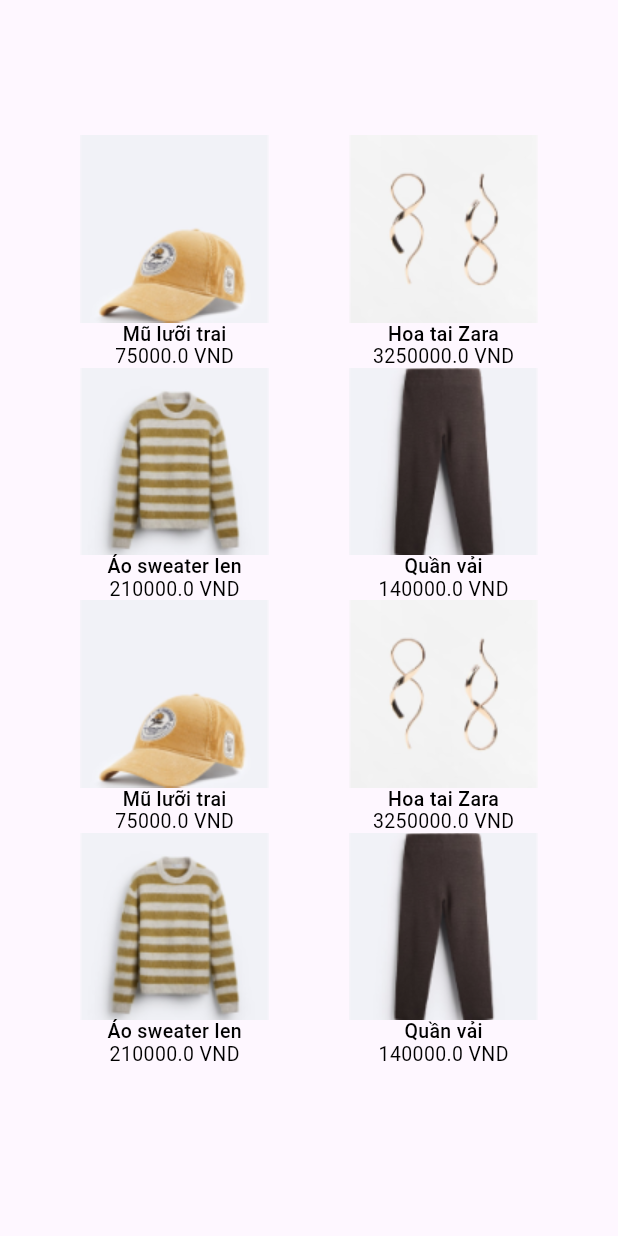
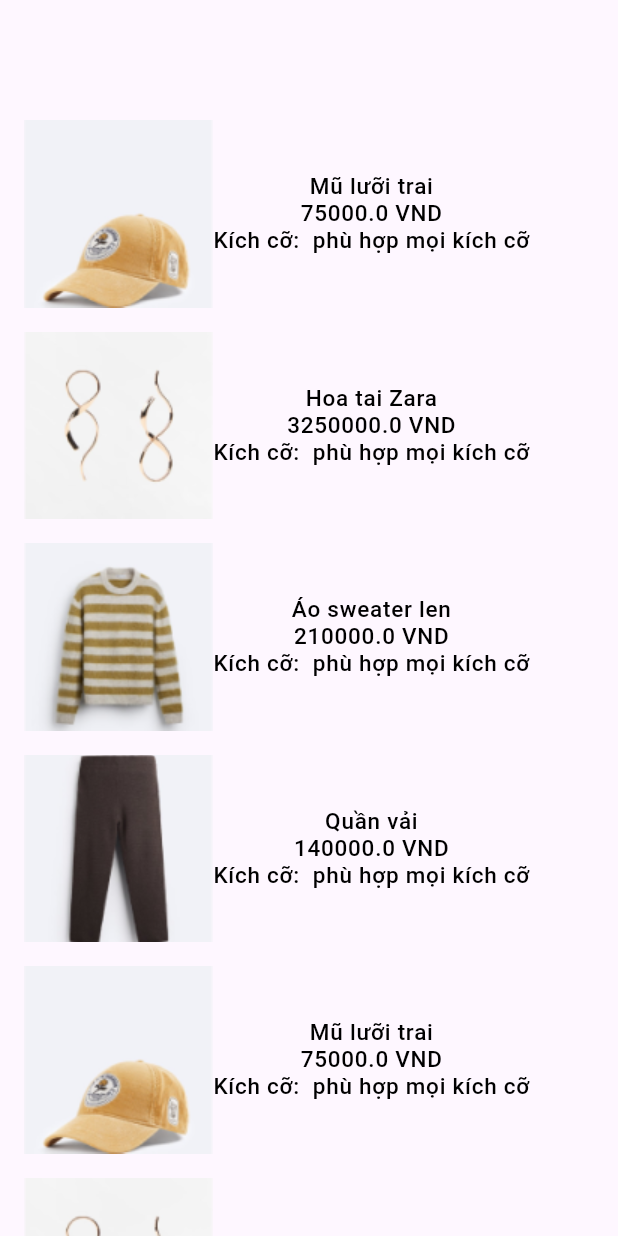
Before and after one commit to QBitGenZ/2fends-mobile, a Flutter app: the screen it shows after launch, on a phone screen of 412 x 824 dp. Run offline on Flutter 3.47's test engine with Material 3 defaults, Android fonts, the phone set to English and light mode, and no system bars; our stand-ins replace font_awesome_flutter, google_fonts.

Commit message:
xong giỏ hàng

```diff
--- a/lib/constants/recomment_product.dart
+++ b/lib/constants/recomment_product.dart
@@ -2,19 +2,20 @@ class RecommentProduct{
     final String imagePath;
     final String productName;
     final double price;
+    final String size;
 
-    RecommentProduct({required this.imagePath, required this.productName, required this.price});
+    RecommentProduct({required this.imagePath, required this.productName, required this.price, required this.size});
 }
 
 List <RecommentProduct> recommentproduct = [
-  RecommentProduct(imagePath: 'assets/images/Rectangle 2493.png', productName: 'Mũ lưỡi trai', price: 75000),
-  RecommentProduct(imagePath: 'assets/images/Rectangle 2494.png', productName: 'Hoa tai Zara', price: 3250000),
-  RecommentProduct(imagePath: 'assets/images/Rectangle 2495.png', productName: 'Áo sweater len', price: 210000),
-  RecommentProduct(imagePath: 'assets/images/Rectangle 2496.png', productName: 'Quần vải', price: 140000),
-  RecommentProduct(imagePath: 'assets/images/Rectangle 2493.png', productName: 'Mũ lưỡi trai', price: 75000),
-  RecommentProduct(imagePath: 'assets/images/Rectangle 2494.png', productName: 'Hoa tai Zara', price: 3250000),
-  RecommentProduct(imagePath: 'assets/images/Rectangle 2495.png', productName: 'Áo sweater len', price: 210000),
-  RecommentProduct(imagePath: 'assets/images/Rectangle 2496.png', productName: 'Quần vải', price: 140000)
+  RecommentProduct(imagePath: 'assets/images/Rectangle 2493.png', productName: 'Mũ lưỡi trai', price: 75000, size: "phù hợp mọi kích cỡ"),
+  RecommentProduct(imagePath: 'assets/images/Rectangle 2494.png', productName: 'Hoa tai Zara', price: 3250000, size: "phù hợp mọi kích cỡ"),
+  RecommentProduct(imagePath: 'assets/images/Rectangle 2495.png', productName: 'Áo sweater len', price: 210000, size: "phù hợp mọi kích cỡ"),
+  RecommentProduct(imagePath: 'assets/images/Rectangle 2496.png', productName: 'Quần vải', price: 140000, size: "phù hợp mọi kích cỡ"),
+  RecommentProduct(imagePath: 'assets/images/Rectangle 2493.png', productName: 'Mũ lưỡi trai', price: 75000, size: "phù hợp mọi kích cỡ"),
+  RecommentProduct(imagePath: 'assets/images/Rectangle 2494.png', productName: 'Hoa tai Zara', price: 3250000, size: "phù hợp mọi kích cỡ"),
+  RecommentProduct(imagePath: 'assets/images/Rectangle 2495.png', productName: 'Áo sweater len', price: 210000, size: "phù hợp mọi kích cỡ"),
+  RecommentProduct(imagePath: 'assets/images/Rectangle 2496.png', productName: 'Quần vải', price: 140000, size: "phù hợp mọi kích cỡ")
 ];
 String formatPrice(double price) {
   return '${price.toString()} VND';
--- /dev/null
+++ b/lib/constants/user_data.dart
@@ -0,0 +1,13 @@
+class UserData {
+  final String imagePath;
+  final String userName;
+
+  UserData({required this.imagePath, required this.userName});
+}
+List <UserData> userdata = [
+  UserData(imagePath: 'assets/images/avatar.png', userName: 'Nhược Nam'),
+  UserData(imagePath: 'assets/images/avatar.png', userName: 'Nhược Nam'),
+  UserData(imagePath: 'assets/images/avatar.png', userName: 'Nhược Nam'),
+  UserData(imagePath: 'assets/images/avatar.png', userName: 'Nhược Nam'),
+  UserData(imagePath: 'assets/images/avatar.png', userName: 'Nhược Nam'),
+];
--- a/lib/main.dart
+++ b/lib/main.dart
@@ -1,10 +1,11 @@
 
+import 'package:fends_mobile/pages/home/cart_page.dart';
 import 'package:fends_mobile/pages/index.dart';
 
 
 import 'package:fends_mobile/pages/home/home_page.dart';
 import 'package:fends_mobile/pages/home/start_page.dart';
-import 'package:fends_mobile/pages/home/index.dart';
+
 import 'package:fends_mobile/sections/recomment_product_section.dart';
 
 import 'package:fends_mobile/widgets/navbar.dart';
@@ -32,7 +33,7 @@ class MyApp extends StatelessWidget {
       ),
       color: Colors.white,
 
-      home: RecommentProductSection(),
+      home: CartPage(),
       debugShowCheckedModeBanner: false,
     );
   }
--- /dev/null
+++ b/lib/pages/home/cart_page.dart
@@ -0,0 +1,134 @@
+import 'package:fends_mobile/constants/recomment_product.dart';
+import 'package:fends_mobile/constants/user_data.dart';
+import 'package:fends_mobile/models/index.dart';
+import 'package:flutter/cupertino.dart';
+import 'package:flutter/material.dart';
+import 'package:flutter/widgets.dart';
+import 'package:google_fonts/google_fonts.dart';
+
+class CartPage extends StatefulWidget {
+  @override
+  State<CartPage> createState() => _CartPageState();
+}
+
+class _CartPageState extends State<CartPage> {
+  late double screenHeight;
+  late double screenWidth;
+
+  @override
+  Widget build(BuildContext context) {
+    screenHeight = MediaQuery
+        .of(context)
+        .size
+        .height;
+    screenWidth = MediaQuery
+        .of(context)
+        .size
+        .width;
+
+    return MaterialApp(
+      debugShowCheckedModeBanner: false,
+      home: Scaffold(
+        body: Container(
+          height: screenHeight+1134,
+          margin: EdgeInsets.only(top: screenHeight * 0.0875),
+          child:
+          ListView(children: recommentproduct.map((e) => list(e)).toList()),
+        ),
+      ),
+    );
+  }
+
+  Widget list(RecommentProduct? recommentproduct) {
+    return Dismissible(
+      key: Key(recommentproduct!.productName),
+      background: Container(
+        color: Colors.green,
+        child: Icon(Icons.add),
+        alignment: Alignment.centerLeft,
+        padding: EdgeInsets.only(left: 20.0),
+      ),
+      secondaryBackground: Container(
+        color: Colors.red,
+        child: Icon(Icons.delete),
+        alignment: Alignment.centerRight,
+        padding: EdgeInsets.only(right: 20.0),
+      ),
+      onDismissed: (direction) {
+        setState(() {
+          recommentproduct = null;
+        });
+        if (direction == DismissDirection.startToEnd) {
+          // Add item back
+          ScaffoldMessenger.of(context).showSnackBar(
+              SnackBar(content: Text(" added"),
+                  duration: Duration(seconds: 1)));
+        } else if (direction == DismissDirection.endToStart) {
+          // Delete item
+          ScaffoldMessenger.of(context).showSnackBar(
+              SnackBar(content: Text("deleted"),
+                  duration: Duration(seconds: 1)));
+        }
+      },
+      child: ListTile(
+        title: Container(
+          child: Row(
+            children: [
+              Image.asset(recommentproduct.imagePath),
+              Container(
+                child: Column(
+                  children: [
+                    Text(
+                      recommentproduct.productName,
+                      style: TextStyle(
+                        color: Colors.black,
+                        fontSize: 15,
+                        fontFamily: 'Roboto',
+                        fontWeight: FontWeight.w500,
+                        height: 0,
+                      ),
+                    ),
+                    Text(
+                      formatPrice(recommentproduct.price),
+                      style: TextStyle(
+                        color: Colors.black,
+                        fontSize: 15,
+                        fontFamily: 'Roboto',
+                        fontWeight: FontWeight.w500,
+                        height: 0,
+                      ),
+                    ),
+                    Text(
+                      'Kích cỡ:  ' + recommentproduct.size,
+                      style: TextStyle(
+                        color: Colors.black,
+                        fontSize: 15,
+                        fontFamily: 'Roboto',
+                        fontWeight: FontWeight.w500,
+                        height: 0,
+                      ),
+                    ),
+                  ],
+                ),
+              )
+            ],
+          ),
+        ),
+      ),
+    );
+  }
+}
+
+// class Product {
+//   final String imagePath;
+//   final String productName;
+//   final String formatPrice;
+//   final String size;
+//
+//   Product(
+//       {Key? key,
+//       required this.imagePath,
+//       required this.productName,
+//       required this.formatPrice,
+//       required this.size});
+// }
--- a/lib/pages/home/intro_page.dart
+++ b/lib/pages/home/intro_page.dart
@@ -1,5 +1,9 @@
 import 'package:flutter/material.dart';
 import 'package:google_fonts/google_fonts.dart';
+
+import '../index.dart';
+
+
 
 class IntroPage extends StatelessWidget {
   late double screenHeight;
@@ -77,7 +81,7 @@ class IntroPage extends StatelessWidget {
       child: ElevatedButton(
         onPressed: () {
           Navigator.of(context).push(
-            MaterialPageRoute(builder: (context) => IntroPage()),
+            MaterialPageRoute(builder: (context) => MainPage()),
           );
         },
         child: Text(
--- a/lib/pages/index.dart
+++ b/lib/pages/index.dart
@@ -5,6 +5,7 @@ import 'package:flutter/material.dart';
 import 'package:flutter/widgets.dart';
 
 import '../constants/navbar.dart';
+import '../sections/recomment_product_section.dart';
 
 class MainPage extends StatefulWidget {
   @override
@@ -40,7 +41,11 @@ class _MainPageState extends State<MainPage> {
             ),
             Positioned(
               top: 0,
-                child: renderSection()
+                child: Column(
+                  children: [
+                    renderSection(),
+                  ],
+                )
             ),
           ],
     ));
--- a/lib/widgets/HorizontalList.dart
+++ b/lib/widgets/HorizontalList.dart
@@ -1,3 +1,5 @@
+import 'package:fends_mobile/pages/index.dart';
+import 'package:fends_mobile/sections/recomment_product_section.dart';
 import 'package:flutter/cupertino.dart';
 import 'package:flutter/material.dart';
 
@@ -33,7 +35,13 @@ class HorizontalList extends StatelessWidget {
                     height: 0,
                   ),
                 ),
-                const InkWell(
+                InkWell(
+                  onTap: () {
+                    Navigator.push(
+                      context,
+                      MaterialPageRoute(builder: (context) => RecommentProductSection()),
+                    );
+                  },
                   child: Text(
                     'Xem tất cả',
                     style: TextStyle(
--- a/pubspec.yaml
+++ b/pubspec.yaml
@@ -63,6 +63,7 @@ flutter:
 
   # To add assets to your application, add an assets section, like this:
   assets:
+  - assets/images/add.png
   - assets/images/
   - assets/images/home/
   #   - images/a_dot_burr.jpeg
```
Also changed, not shown: assets/images/Delete.png (added), assets/images/add.png (added), assets/images/avatar.png (added).
